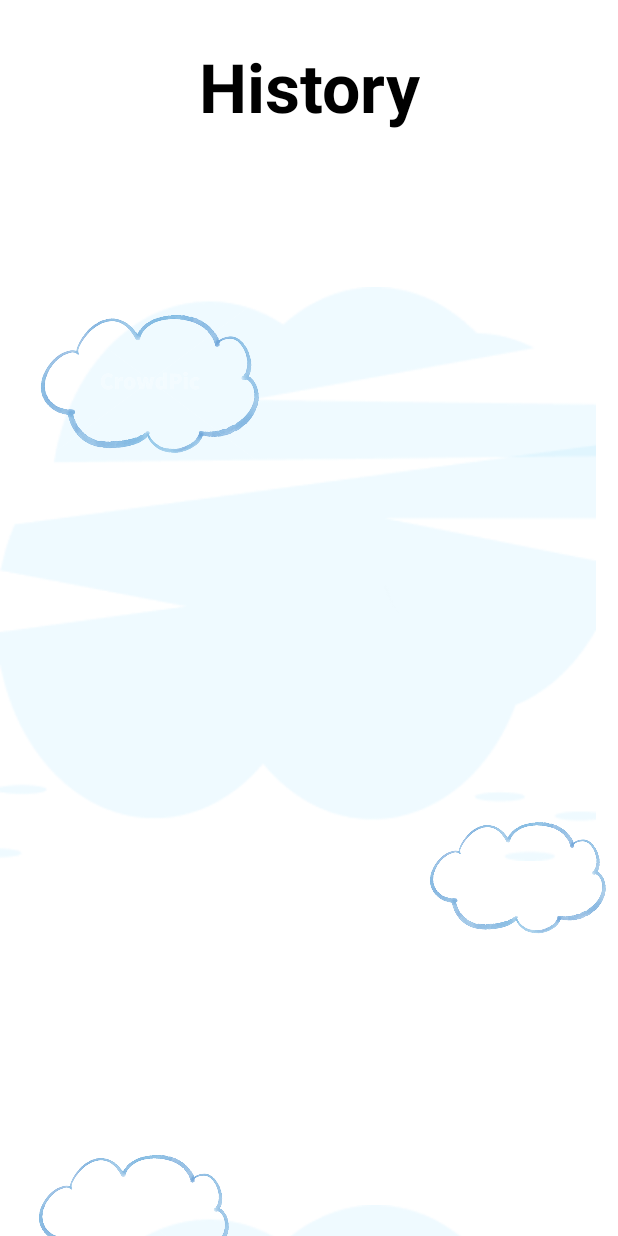
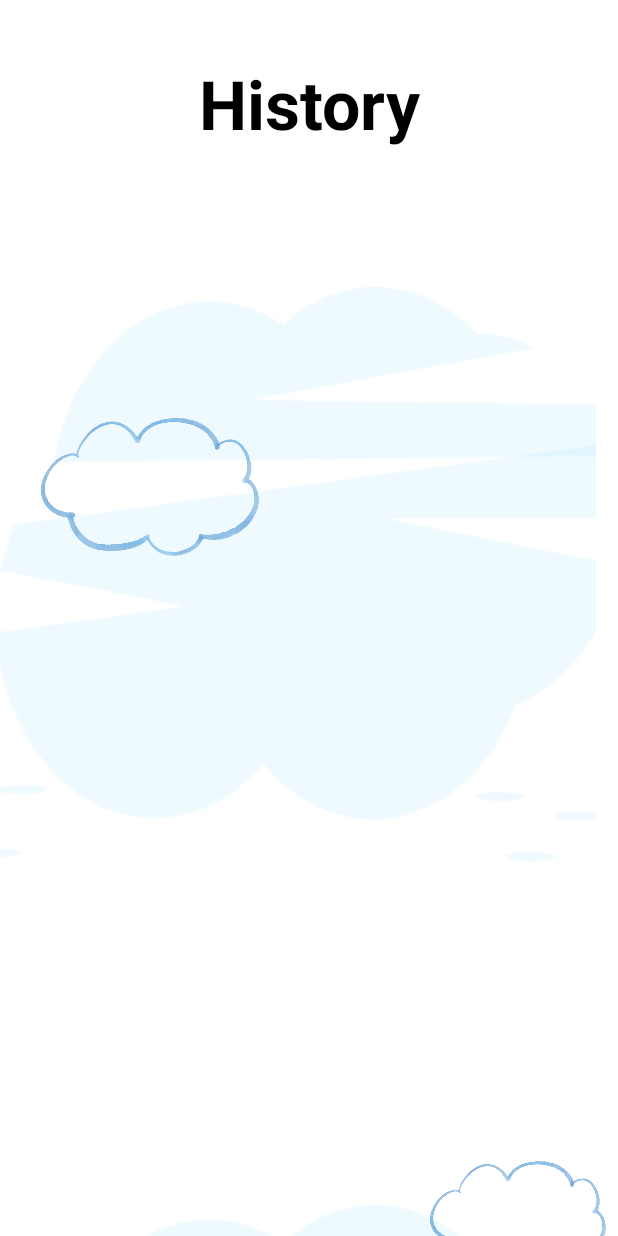
Before and after one commit to JangKeon/Prezzy-Pop, an Android app: the screen it shows after launch once a user with an empty profile is signed in (C_HistoryActivity), on a phone screen of 412 x 824 dp. Run offline under Robolectric (Android 15) with nearby library versions, the phone set to English and light mode, and no system bars; our stand-ins replace Firebase (no records; nobody signed in at launch, a user with empty details on screens opened directly); pictures from the network do not load; Roboto replaces fonts that are not available here.

Commit message:
no message

```diff
--- a/app/src/main/res/layout/activity_c_history.xml
+++ b/app/src/main/res/layout/activity_c_history.xml
@@ -125,8 +125,8 @@
 
             <ImageView
                 android:id="@+id/imgView_history1"
-                android:layout_width="364dp"
-                android:layout_height="166dp"
+                android:layout_width="369dp"
+                android:layout_height="245dp"
                 android:layout_marginStart="16dp"
                 android:layout_marginLeft="16dp"
                 android:layout_marginTop="120dp"
@@ -136,8 +136,8 @@
 
             <ImageView
                 android:id="@+id/imgView_history2"
-                android:layout_width="362dp"
-                android:layout_height="167dp"
+                android:layout_width="366dp"
+                android:layout_height="232dp"
                 android:layout_marginTop="40dp"
                 app:layout_constraintEnd_toEndOf="@+id/imgView_history1"
                 app:layout_constraintHorizontal_bias="1.0"
@@ -146,8 +146,8 @@
 
             <ImageView
                 android:id="@+id/imgView_history3"
-                android:layout_width="369dp"
-                android:layout_height="158dp"
+                android:layout_width="391dp"
+                android:layout_height="242dp"
                 android:layout_marginTop="56dp"
                 app:layout_constraintEnd_toEndOf="@+id/imgView_history2"
                 app:layout_constraintHorizontal_bias="0.519"
@@ -156,8 +156,8 @@
 
             <ImageView
                 android:id="@+id/imgView_history4"
-                android:layout_width="364dp"
-                android:layout_height="160dp"
+                android:layout_width="369dp"
+                android:layout_height="238dp"
                 android:layout_marginTop="48dp"
                 app:layout_constraintEnd_toEndOf="@+id/imgView_history3"
                 app:layout_constraintHorizontal_bias="1.0"
@@ -166,8 +166,8 @@
 
             <ImageView
                 android:id="@+id/imgView_history5"
-                android:layout_width="373dp"
-                android:layout_height="153dp"
+                android:layout_width="375dp"
+                android:layout_height="259dp"
                 android:layout_marginTop="52dp"
                 app:layout_constraintEnd_toEndOf="@+id/imgView_history4"
                 app:layout_constraintHorizontal_bias="0.555"
@@ -176,10 +176,11 @@
 
             <ImageView
                 android:id="@+id/imgView_history6"
-                android:layout_width="364dp"
-                android:layout_height="129dp"
-                android:layout_marginTop="30dp"
+                android:layout_width="373dp"
+                android:layout_height="237dp"
+                android:layout_marginTop="56dp"
                 app:layout_constraintEnd_toEndOf="@+id/imgView_history5"
+                app:layout_constraintHorizontal_bias="0.0"
                 app:layout_constraintStart_toStartOf="@+id/imgView_history5"
                 app:layout_constraintTop_toBottomOf="@id/imgView_history5" />
 
```
